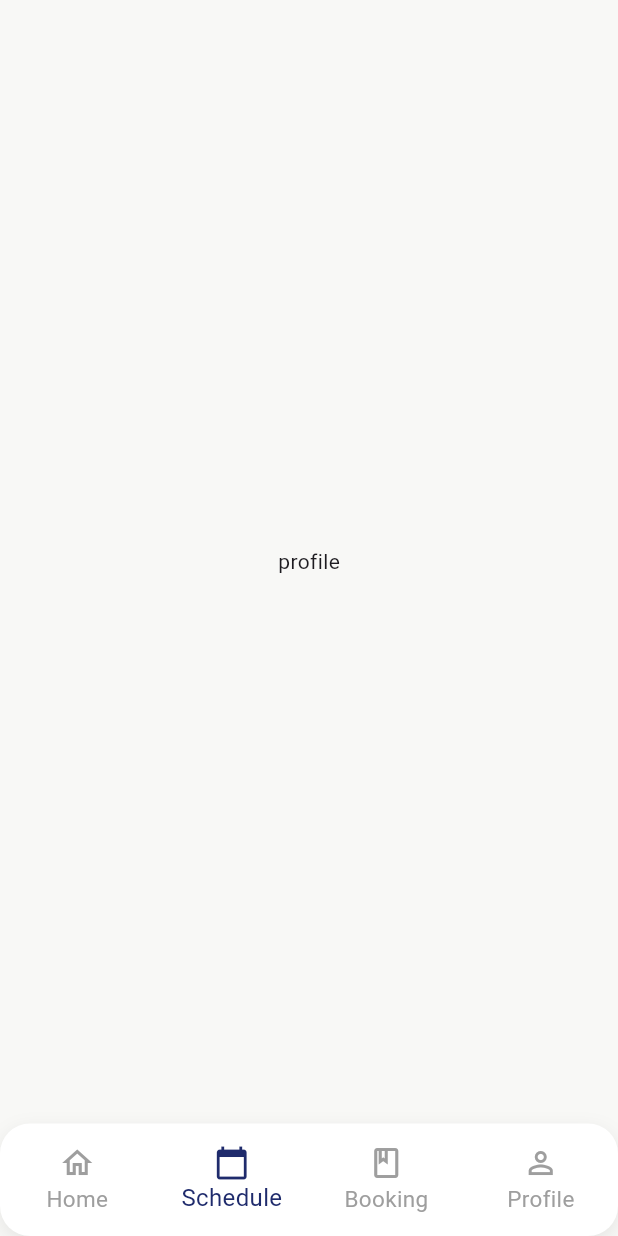
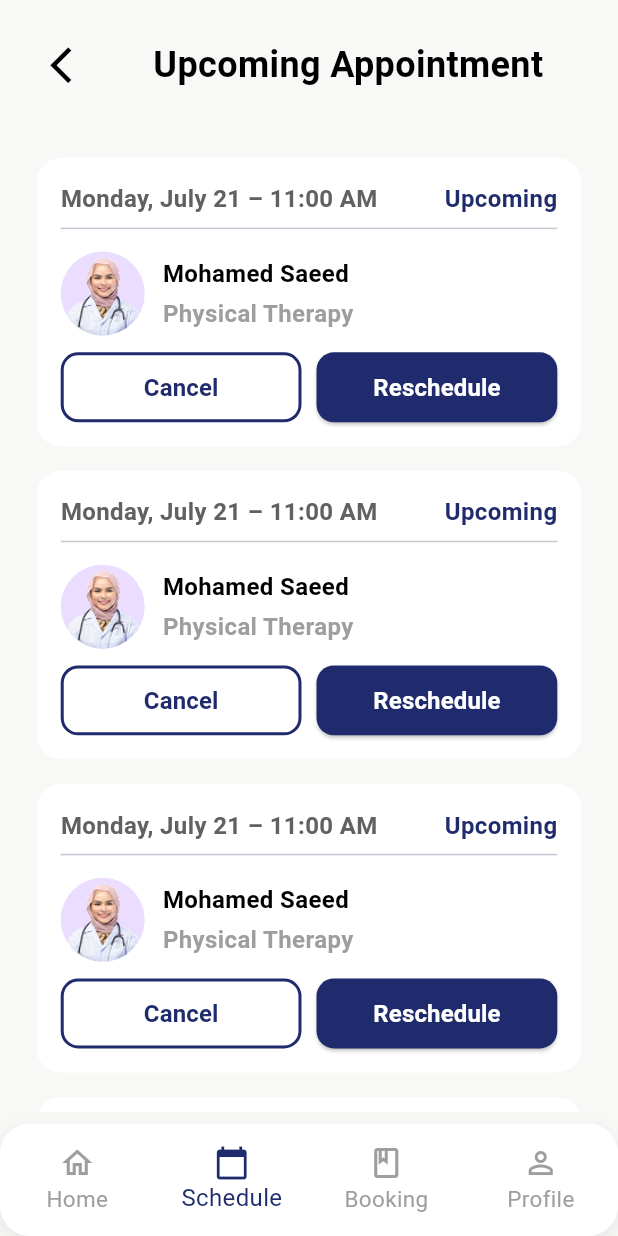
Before and after one commit to OmarSdowek/healing, a Flutter app: the MainScreen screen opened by its route, item 2 of the bottom bar chosen, on a phone screen of 412 x 824 dp. Run offline on Flutter 3.47's test engine with Material 3 defaults, Android fonts, the phone set to English and light mode, and no system bars; our stand-ins replace bloc, dartz, dio, flutter_bloc, flutter_credit_card, flutter_screenutil and 3 more; accounts and stored records are empty.

Commit message:
appointment

```diff
--- a/lib/core/constant/assets_manger.dart
+++ b/lib/core/constant/assets_manger.dart
@@ -12,8 +12,8 @@ class AssetsManger {
   // home
 
   static const String doctorImage = "assets/images/doctor1.png";
-  static const String doctor2Image = "assets/images/doctor1.png";
-  static const String doctor3Image = "assets/images/doctor1.png";
+  static const String doctor2Image = "assets/images/doctor2.png";
+  static const String doctor3Image = "assets/images/doctor3.png";
   static const String home = "assets/images/home.png";
   static const String person = "assets/images/person.png";
 
--- a/lib/core/route/app_routes.dart
+++ b/lib/core/route/app_routes.dart
@@ -3,6 +3,8 @@ import 'package:healing/features/patient/settings/presenatation/views/faqs_scree
 import 'package:healing/features/patient/settings/presenatation/views/privacy_polices_screen.dart';
 import '../../features/auth/presentation/view/sign_up_as.dart';
 import '../../features/on_boarding/presentation/views/on_boarding.dart';
+import '../../features/patient/appointment/presentation/view/my_appointemetn.dart';
+import '../../features/patient/appointment/presentation/view/up_coming_oppointment.dart';
 import '../../features/patient/auth/presentatiion/views/new_password.dart';
 import '../../features/patient/auth/presentatiion/views/patient_forget_password.dart';
 import '../../features/patient/auth/presentatiion/views/patient_otp_email.dart';
@@ -96,8 +98,11 @@ class AppRouter {
 
       // patient appointment
 
-      // case Routes.myAppointments:
-      //   return MaterialPageRoute(builder: (_) => const MyAppointmentsScreen());
+      case Routes.myAppointments:
+        return MaterialPageRoute(builder: (_) => const MyAppointment());
+      case Routes.upComingOppointment:
+        return MaterialPageRoute(builder: (_) => const UpComingOppointment());
+
 
 
 
--- a/lib/core/route/routes.dart
+++ b/lib/core/route/routes.dart
@@ -46,6 +46,7 @@ class Routes {
   // appointment
 
   static const String myAppointments = "/my_appointments";
+  static const String upComingOppointment = "/up_coming_oppointment";
 
 
 
--- /dev/null
+++ b/lib/features/patient/appointment/presentation/view/up_coming_oppointment.dart
@@ -0,0 +1,48 @@
+import 'package:flutter/material.dart';
+import 'package:healing/core/helper/extentions/media_query.dart';
+
+import '../../../../../core/constant/assets_manger.dart';
+import '../../../../../core/widgets/custom_header.dart';
+import '../../../home/presentation/widgets/appointment_card.dart';
+
+
+class UpComingOppointment extends StatelessWidget {
+  const UpComingOppointment({super.key});
+
+  @override
+  Widget build(BuildContext context) {
+    return Scaffold(
+      body: SafeArea(
+        child: Padding(
+          padding: const EdgeInsets.all(8.0),
+          child: Column(
+            children: [
+              CustomHeader(title: "Upcoming Appointment"),
+              context.verticalSpace(20),
+              Expanded(
+                child: ListView.builder(
+                  itemCount: 5,
+                    itemBuilder: (context, index) {
+                      return AppointmentCard(
+                        date: "Monday, July 21 – 11:00 AM",
+                        doctorName: "Mohamed Saeed",
+                        speciality: "Physical Therapy",
+                        image: AssetsManger.doctor2Image,
+                        onCancel: () {
+                          // Cancel logic
+                        },
+                        onReschedule: () {
+                          // Reschedule logic
+                        },
+                        status: AppointmentStatus.upcoming,
+                      );
+                    },
+                ),
+              ),
+            ],
+          ),
+        ),
+      ),
+    );
+  }
+}
--- a/lib/features/patient/home/layout_screen.dart
+++ b/lib/features/patient/home/layout_screen.dart
@@ -4,16 +4,17 @@ import 'package:healing/core/constant/app_colors.dart';
 import 'package:healing/features/patient/home/presentation/manger/layout_cubit/layout_cubit.dart';
 import 'package:healing/features/patient/home/presentation/view/home_screen.dart';
 
+import '../appointment/presentation/view/up_coming_oppointment.dart';
 import '../profile/presentation/view/profie_screen.dart';
 
 class MainScreen extends StatelessWidget {
   const MainScreen({super.key});
 
-  static const List<Widget> screens = [
-    HomeScreen(),
-    Scaffold(body: Center(child: Text("profile"))),
-    Scaffold(body: Center(child: Text("booking"))),
-    ProfileScreen(),
+  static final List<Widget> screens = [
+    const HomeScreen(),
+    UpComingOppointment(),
+    const Scaffold(body: Center(child: Text("booking"))),
+    const ProfileScreen(),
   ];
 
   @override
--- a/lib/features/patient/home/presentation/widgets/appointment_card.dart
+++ b/lib/features/patient/home/presentation/widgets/appointment_card.dart
@@ -3,6 +3,14 @@ import 'package:healing/core/helper/extentions/media_query.dart';
 import '../../../../../core/constant/app_colors.dart';
 import '../../../../../core/constant/app_text_style.dart';
 import '../../../../../core/widgets/custom_button.dart';
+
+import 'package:flutter/material.dart';
+import 'package:healing/core/helper/extentions/media_query.dart';
+import '../../../../../core/constant/app_colors.dart';
+import '../../../../../core/constant/app_text_style.dart';
+import '../../../../../core/widgets/custom_button.dart';
+
+enum AppointmentStatus { upcoming, completed, canceled }
 
 class AppointmentCard extends StatelessWidget {
   final String date;
@@ -11,6 +19,7 @@ class AppointmentCard extends StatelessWidget {
   final String image;
   final VoidCallback onCancel;
   final VoidCallback onReschedule;
+  final AppointmentStatus status;
 
   const AppointmentCard({
     super.key,
@@ -20,14 +29,41 @@ class AppointmentCard extends StatelessWidget {
     required this.image,
     required this.onCancel,
     required this.onReschedule,
+    required this.status,
   });
+
+  Color _statusColor() {
+    switch (status) {
+      case AppointmentStatus.upcoming:
+        return AppColors.primary;
+      case AppointmentStatus.completed:
+        return Colors.green;
+      case AppointmentStatus.canceled:
+        return Colors.red;
+    }
+  }
+
+  String _statusText() {
+    switch (status) {
+      case AppointmentStatus.upcoming:
+        return "Upcoming";
+      case AppointmentStatus.completed:
+        return "Completed";
+      case AppointmentStatus.canceled:
+        return "Canceled";
+    }
+  }
 
   @override
   Widget build(BuildContext context) {
     return Container(
-      margin: const EdgeInsets.symmetric(horizontal: 16, vertical: 8),
+      margin: EdgeInsets.symmetric(
+        horizontal: context.screenWidth * 0.04,
+        vertical: context.screenHeight * 0.01,
+      ),
       padding: const EdgeInsets.all(16),
       decoration: BoxDecoration(
+        color: AppColors.white,
         borderRadius: BorderRadius.circular(16),
       ),
       child: Column(
@@ -44,13 +80,15 @@ class AppointmentCard extends StatelessWidget {
                 ),
               ),
               Text(
-                "Upcoming",
-                style: AppTextStyles.semiBold16Black.copyWith(color: AppColors.primary),
+                _statusText(),
+                style: AppTextStyles.semiBold16Black.copyWith(
+                  color: _statusColor(),
+                ),
               ),
             ],
           ),
           const Divider(thickness: 1),
-          const SizedBox(height: 8),
+          context.verticalSpace(8),
 
           /// اسم الدكتور + التخصص
           Row(
@@ -59,8 +97,9 @@ class AppointmentCard extends StatelessWidget {
                 radius: 28,
                 backgroundImage: _getImageProvider(),
               ),
-              const SizedBox(width: 12),
+              context.horizontalSpace(12),
               Column(
+                crossAxisAlignment: CrossAxisAlignment.start,
                 children: [
                   Text(
                     doctorName,
@@ -68,7 +107,7 @@ class AppointmentCard extends StatelessWidget {
                     maxLines: 1,
                     overflow: TextOverflow.ellipsis,
                   ),
-                  const SizedBox(height: 4),
+                  context.verticalSpace(4),
                   Text(
                     speciality,
                     style: AppTextStyles.semiBold16Black.copyWith(color: Colors.grey),
@@ -80,14 +119,11 @@ class AppointmentCard extends StatelessWidget {
             ],
           ),
 
-          const SizedBox(height: 12),
+          context.verticalSpace(12),
 
-
-
+          /// الأزرار (تظهر بس في Upcoming و Canceled)
+          if (status != AppointmentStatus.completed)
             Row(
-            children: [
-              Expanded(
-                child: Row(
               children: [
                 Expanded(
                   child: CustomButton(
@@ -97,16 +133,13 @@ class AppointmentCard extends StatelessWidget {
                     outlined: true,
                   ),
                 ),
-                    const SizedBox(width: 10),
+                context.horizontalSpace(10),
                 Expanded(
                   child: CustomButton(
                     text: "Reschedule",
                     onPressed: onReschedule,
                     outlined: false,
                     backgroundColor: AppColors.primary,
-                      ),
-                    ),
-                  ],
                   ),
                 ),
               ],
--- a/lib/features/patient/home/presentation/widgets/up_coming_appointement_section.dart
+++ b/lib/features/patient/home/presentation/widgets/up_coming_appointement_section.dart
@@ -41,6 +41,7 @@ class UpcomingAppointmentSection extends StatelessWidget {
           onReschedule: () {
             // Reschedule logic
           },
+          status: AppointmentStatus.upcoming,
         ),
       ],
     );
```
Also changed, not shown: lib/features/patient/appointment/presentation/view/my_appointemetn.dart (added, +96 -0 lines), lib/features/patient/prescription/presentation/widgets/prescription_header.dart (added). Lines whose indentation alone changed are shown as unchanged.
